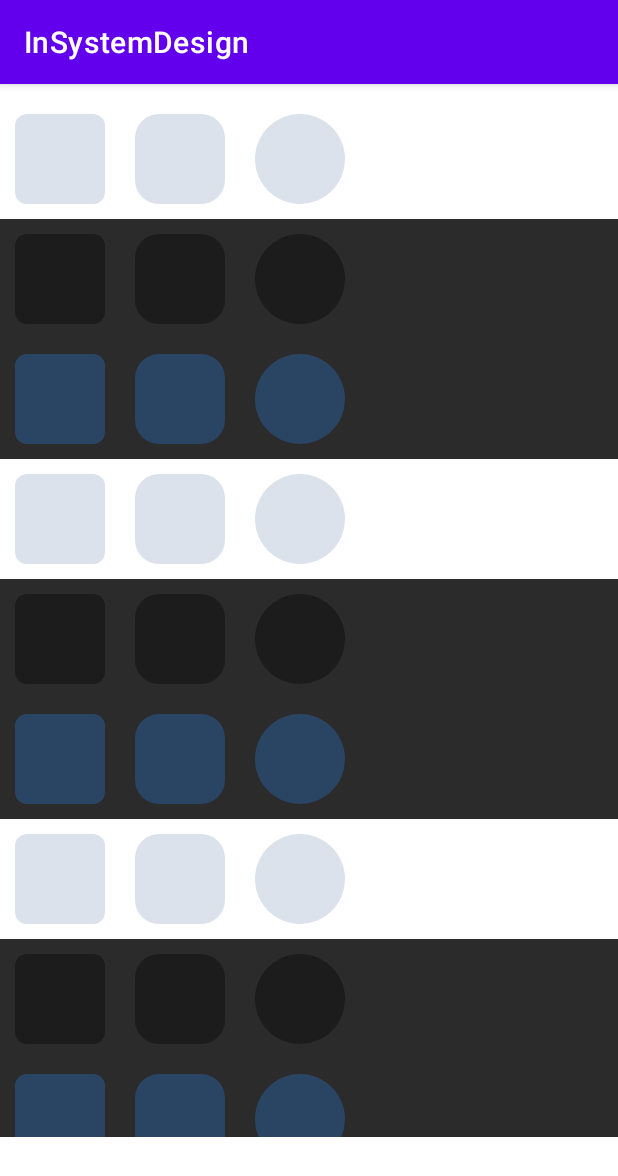
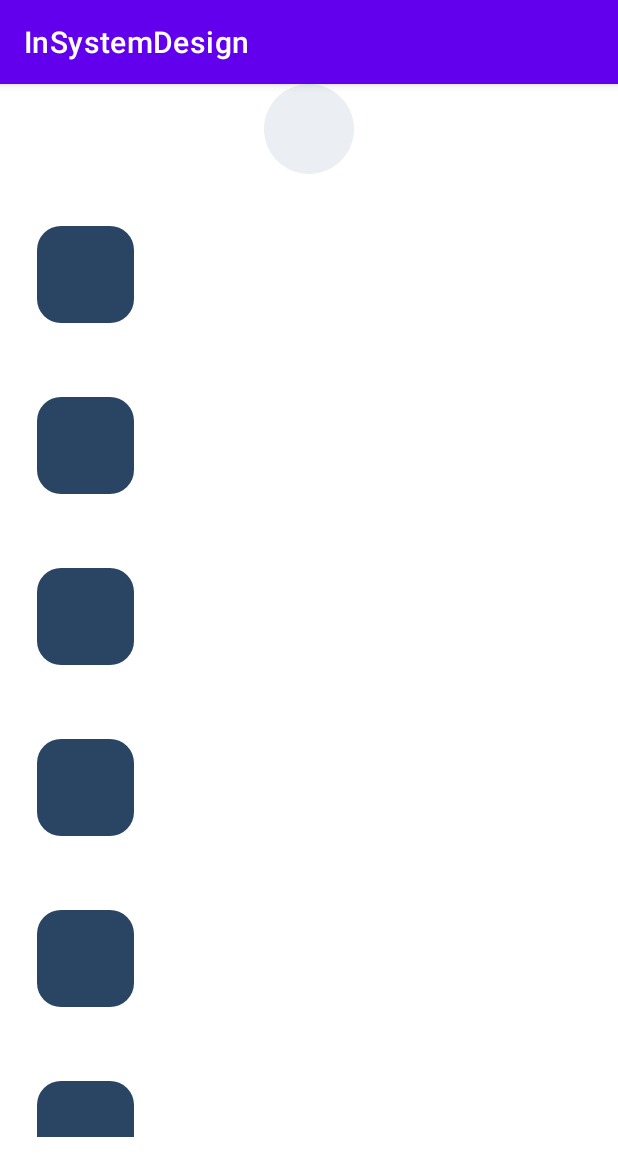
Before and after one commit to EgorVeber/InSystemDesign, an Android app: the screen it shows after launch (MainActivity), on a phone screen of 412 x 824 dp. Shown: the top 1176 px of the screen. Run offline under Robolectric (Android 15) with nearby library versions, the phone set to English and light mode, and no system bars.

Commit message:
Вариант 1. Все в одном макете. // Добавления view в коде.

```diff
--- a/app/src/main/java/ru/gb/veber/insystemdesign/MainActivity.kt
+++ b/app/src/main/java/ru/gb/veber/insystemdesign/MainActivity.kt
@@ -4,13 +4,17 @@ import android.content.res.Configuration
 import android.os.Bundle
 import android.util.DisplayMetrics
 import android.util.Log
+import android.util.TypedValue
+import android.view.View
+import android.widget.LinearLayout
 import androidx.appcompat.app.AppCompatActivity
+import androidx.appcompat.view.ContextThemeWrapper
+import androidx.core.content.ContextCompat
 import androidx.recyclerview.widget.LinearLayoutManager
 import ru.gb.veber.insystemdesign.databinding.ActivityMainBinding
 
 class MainActivity : AppCompatActivity() {
     private lateinit var binding: ActivityMainBinding
-
 
     private val newsAdapter = SkeletonAdapter()
 
@@ -26,8 +30,19 @@ class MainActivity : AppCompatActivity() {
         binding.recyclerNews.adapter = newsAdapter
         binding.recyclerNews.layoutManager = LinearLayoutManager(this)
         newsAdapter.setList(getList())
+
+        binding.testVIew.setBackgroundResource(R.drawable.skeleton_shape_circle)
+        binding.testVIew.backgroundTintList =
+            ContextCompat.getColorStateList(this, R.color.ColorBackground)
+
+        var x = TypedValue.applyDimension(TypedValue.COMPLEX_UNIT_DIP, 65f, resources.displayMetrics)
+
+        val b = View(ContextThemeWrapper(this, R.style.SkeletonStyleRectangleGames16), null, 0).apply {
+            layoutParams = LinearLayout.LayoutParams(x.toInt(),x.toInt())
+        }
+
+        binding.rootLinear.addView(b)
     }
-
 
     fun getList(): List<SkeletonModel> {
         return listOf(
--- a/app/src/main/java/ru/gb/veber/insystemdesign/SkeletonAdapter.kt
+++ b/app/src/main/java/ru/gb/veber/insystemdesign/SkeletonAdapter.kt
@@ -1,10 +1,18 @@
 package ru.gb.veber.insystemdesign
 
-import android.annotation.SuppressLint
+
+import android.util.Log
+import android.util.TypedValue
 import android.view.LayoutInflater
+import android.view.View
 import android.view.ViewGroup
+import android.widget.LinearLayout
+import androidx.appcompat.view.ContextThemeWrapper
+import androidx.core.view.marginBottom
+import androidx.core.view.setMargins
 import androidx.recyclerview.widget.RecyclerView
-import ru.gb.veber.insystemdesign.databinding.SkeletonPrimaryItemBinding
+import ru.gb.veber.insystemdesign.databinding.EmptyViewBinding
+
 
 class SkeletonAdapter() : RecyclerView.Adapter<SourcesViewHolder>() {
 
@@ -15,9 +23,8 @@ class SkeletonAdapter() : RecyclerView.Adapter<SourcesViewHolder>() {
         notifyDataSetChanged()
     }
 
-
     override fun onCreateViewHolder(parent: ViewGroup, viewType: Int): SourcesViewHolder {
-        return SourcesViewHolder(SkeletonPrimaryItemBinding.inflate(LayoutInflater.from(parent.context),
+        return SourcesViewHolder(EmptyViewBinding.inflate(LayoutInflater.from(parent.context),
             parent,
             false))
     }
@@ -30,11 +37,30 @@ class SkeletonAdapter() : RecyclerView.Adapter<SourcesViewHolder>() {
 }
 
 class SourcesViewHolder(
-    private val binding: SkeletonPrimaryItemBinding,
+    private val binding: EmptyViewBinding,
 ) : RecyclerView.ViewHolder(binding.root) {
 
-    @SuppressLint("SetTextI18n")
     fun bind(item: SkeletonModel) = with(binding) {
+        var x = TypedValue.applyDimension(TypedValue.COMPLEX_UNIT_DIP, 65f, itemView.context.resources.displayMetrics)
+        var margin = TypedValue.applyDimension(TypedValue.COMPLEX_UNIT_DIP, 25f, itemView.context.resources.displayMetrics)
+        val b = View(ContextThemeWrapper(itemView.context, R.style.SkeletonStyleRectangleGames16), null, 0).apply {
+            layoutParams = LinearLayout.LayoutParams(x.toInt(),x.toInt())
+            setOnClickListener{
+                Log.d("TAG", position.toString())
+            }
+            (layoutParams as LinearLayout.LayoutParams).setMargins(margin.toInt())
+        }
+
+       root.addView(b)
+//        val someLayout: View = View(root.context, AttributeSet,0,ContextWrapper R.style.SkeletonStyleCircleGames))
+//
+//
+//        val myButton = Button(root.context, null, 0)
+//        myButton.layoutParams = LinearLayout.LayoutParams(
+//            LinearLayout.LayoutParams.MATCH_PARENT,
+//            LinearLayout.LayoutParams.MATCH_PARENT)
+//        root.addView(myButton)
+
 
 //        if (item.isLike) imageFavorites.setImageResource(R.drawable.ic_favorite_36_active)
 //        else imageFavorites.setImageResource(R.drawable.ic_favorite_36)
--- a/app/src/main/res/layout/activity_main.xml
+++ b/app/src/main/res/layout/activity_main.xml
@@ -2,14 +2,20 @@
 <LinearLayout xmlns:android="http://schemas.android.com/apk/res/android"
     xmlns:tools="http://schemas.android.com/tools"
     android:layout_width="match_parent"
+    android:id="@+id/rootLinear"
     android:layout_height="match_parent"
     android:gravity="center_horizontal"
     android:orientation="vertical">
 
+    <View
+        android:id="@+id/testVIew"
+        android:layout_width="60dp"
+        android:layout_height="60dp"/>
+
     <androidx.recyclerview.widget.RecyclerView
         android:id="@+id/recyclerNews"
         android:layout_width="match_parent"
-        android:layout_height="match_parent"
+        android:layout_height="wrap_content"
         android:layout_marginTop="@dimen/margin_10"
         android:layout_marginBottom="@dimen/margin_10"
         android:paddingBottom="?actionBarSize" />
--- /dev/null
+++ b/app/src/main/res/layout/empty_view.xml
@@ -0,0 +1,6 @@
+<?xml version="1.0" encoding="utf-8"?>
+<LinearLayout xmlns:android="http://schemas.android.com/apk/res/android"
+    android:layout_width="match_parent"
+    android:layout_height="wrap_content"
+    android:orientation="vertical">
+</LinearLayout>
--- a/app/src/main/res/layout/skeleton_primary_item.xml
+++ b/app/src/main/res/layout/skeleton_primary_item.xml
@@ -5,7 +5,7 @@
     android:orientation="vertical">
 
     <LinearLayout
-        android:layout_width="match_parent"
+        android:layout_width="wrap_content"
         android:layout_height="wrap_content"
         android:background="@color/ColorContentBackground">
 
@@ -13,23 +13,23 @@
             style="@style/SkeletonStyleRectanglePrimary8"
             android:layout_width="60dp"
             android:layout_height="60dp"
-            android:layout_margin="10dp" />
+            android:layout_margin="25dp" />
 
         <View
             style="@style/SkeletonStyleRectanglePrimary16"
             android:layout_width="60dp"
             android:layout_height="60dp"
-            android:layout_margin="10dp" />
+            android:layout_margin="25dp" />
 
         <View
             style="@style/SkeletonStyleCirclePrimary"
             android:layout_width="60dp"
             android:layout_height="60dp"
-            android:layout_margin="10dp" />
+            android:layout_margin="25dp" />
     </LinearLayout>
 
     <LinearLayout
-        android:layout_width="match_parent"
+        android:layout_width="wrap_content"
         android:layout_height="wrap_content"
         android:background="@color/ColorBackgroundLightNight">
 
@@ -37,22 +37,23 @@
             style="@style/SkeletonStyleRectangleSecondary8"
             android:layout_width="60dp"
             android:layout_height="60dp"
-            android:layout_margin="10dp" />
+            android:layout_margin="25dp" />
 
         <View
             style="@style/SkeletonStyleRectangleSecondary16"
             android:layout_width="60dp"
             android:layout_height="60dp"
-            android:layout_margin="10dp" />
+            android:layout_margin="25dp" />
 
         <View
             style="@style/SkeletonStyleCircleSecondary"
             android:layout_width="60dp"
             android:layout_height="60dp"
-            android:layout_margin="10dp" />
+            android:layout_margin="25dp" />
     </LinearLayout>
+
     <LinearLayout
-        android:layout_width="match_parent"
+        android:layout_width="wrap_content"
         android:layout_height="wrap_content"
         android:background="@color/ColorBackgroundLightNight">
 
@@ -60,18 +61,18 @@
             style="@style/SkeletonStyleRectangleGames8"
             android:layout_width="60dp"
             android:layout_height="60dp"
-            android:layout_margin="10dp" />
+            android:layout_margin="25dp" />
 
         <View
             style="@style/SkeletonStyleRectangleGames16"
             android:layout_width="60dp"
             android:layout_height="60dp"
-            android:layout_margin="10dp" />
+            android:layout_margin="25dp" />
 
         <View
             style="@style/SkeletonStyleCircleGames"
             android:layout_width="60dp"
             android:layout_height="60dp"
-            android:layout_margin="10dp" />
+            android:layout_margin="25dp" />
     </LinearLayout>
 </LinearLayout>
--- a/app/src/main/res/values/dimens.xml
+++ b/app/src/main/res/values/dimens.xml
@@ -5,4 +5,5 @@
     <dimen name="icon_100">60dp</dimen>
     <dimen name="margin_10">10dp</dimen>
     <dimen name="padding_5">5dp</dimen>
+    <dimen name="size_60">5dp</dimen>
 </resources>
--- a/app/src/main/res/values/styles.xml
+++ b/app/src/main/res/values/styles.xml
@@ -41,6 +41,8 @@
     </style>
 
     <style name="SkeletonStyleCircleGames">
+        <item name="android:layout_width">60dp</item>
+        <item name="android:layout_height">60dp</item>
         <item name="android:background">@drawable/skeleton_shape_circle</item>
         <item name="android:backgroundTint">@color/ColorGamesControlBackground</item>
     </style>
```
